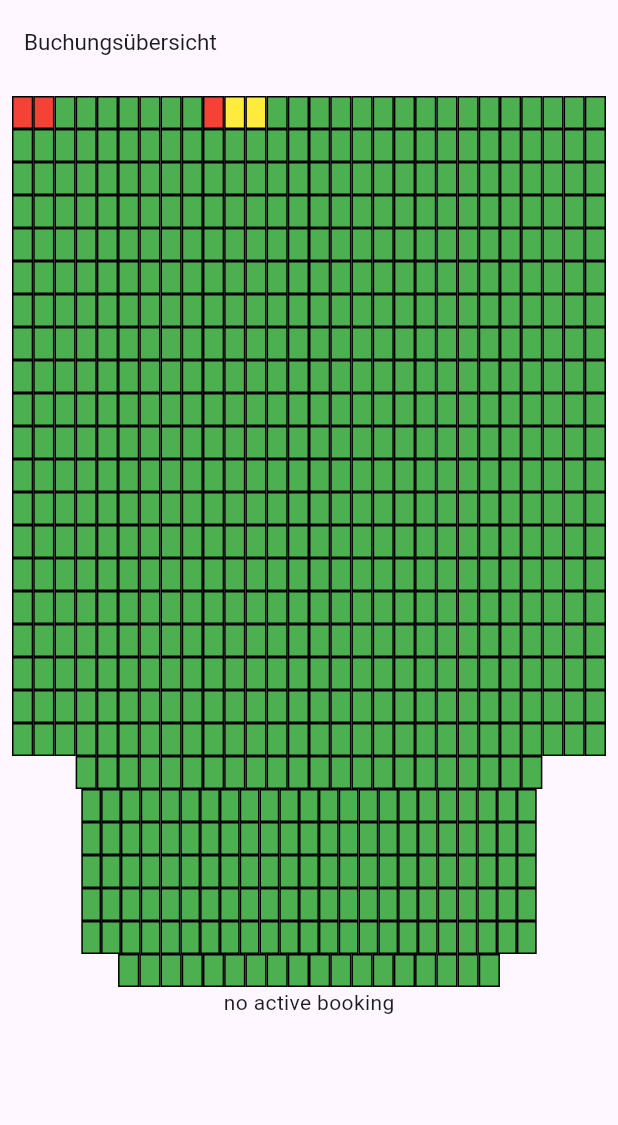
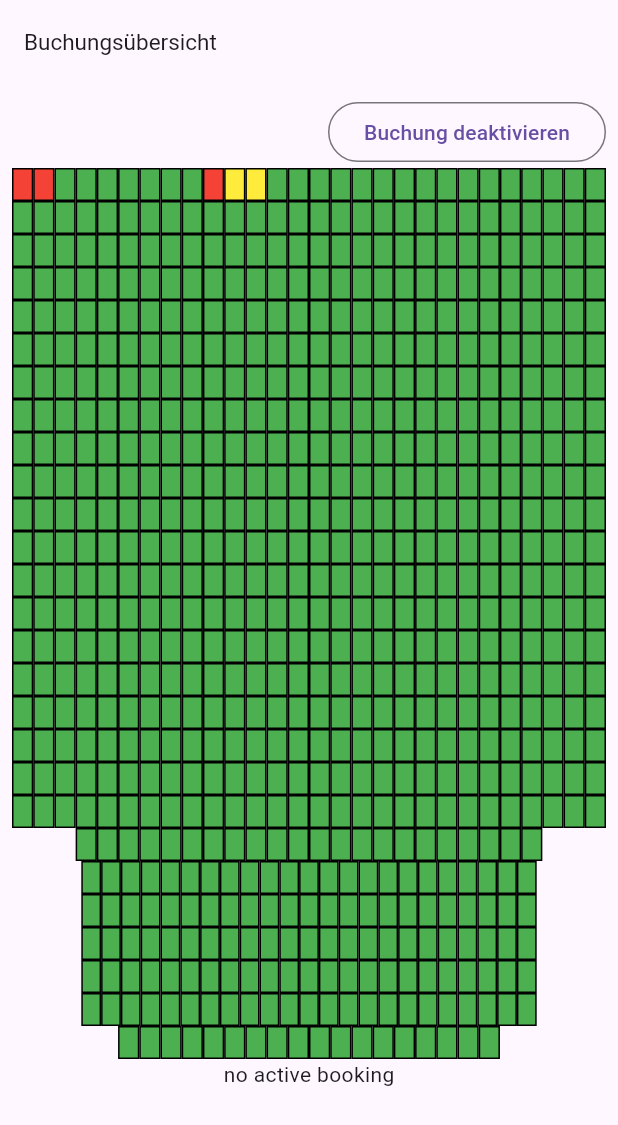
Before and after one commit to styrix560/gaia-bbs4, a Flutter app: the screen it shows after launch, on a phone screen of 412 x 824 dp. Shown: the top 1125 px of the screen. Run offline on Flutter 3.47's test engine with Material 3 defaults, Android fonts, the phone set to English and light mode, and no system bars; our stand-ins replace flutter_hooks.

Commit message:
0.5.0 - added option to deselect active booking

```diff
--- a/lib/bookings_screen/bookings_view.dart
+++ b/lib/bookings_screen/bookings_view.dart
@@ -121,6 +121,21 @@ class BookingViewState extends State<BookingsView> {
 
     return Column(
       children: [
+        Row(
+          children: [
+            Spacer(),
+            OutlinedButton(
+                onPressed: () {
+                  if (activeBooking == null) return;
+                  bookings.add(activeBooking!);
+
+                  activeBooking!.updateSeats(seatCells, activeBooking!, false);
+                  activeBooking = null;
+                  setState(() {});
+                },
+                child: Text("Buchung deaktivieren"))
+          ],
+        ),
         for (final rect in bookingsDefinition)
           for (var y = 0; y < rect.height; y++, yAll++)
             Row(
```
